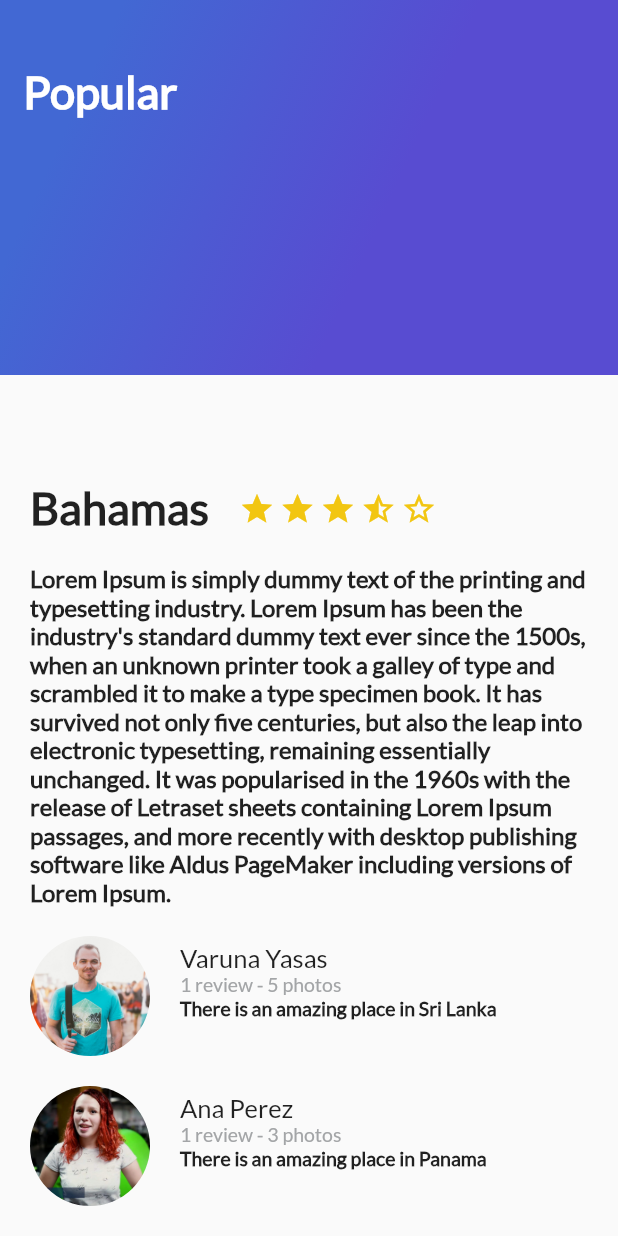
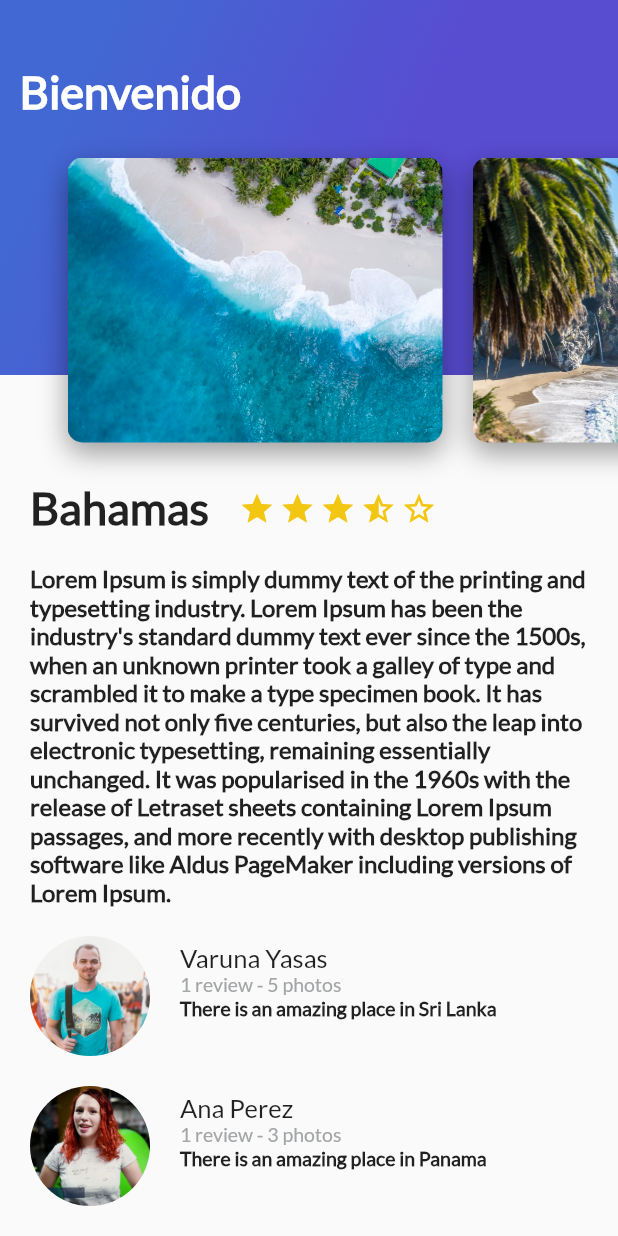
Before and after one commit to edgvac22/practice-flutter-platzi, a Flutter app: the screen it shows after launch, on a phone screen of 412 x 824 dp. Run offline on Flutter 3.47's test engine with Material 2 defaults, Android fonts, the phone set to English and light mode, and no system bars.

Commit message:
header appbar

```diff
--- a/lib/card_image.dart
+++ b/lib/card_image.dart
@@ -1,8 +1,8 @@
 import 'package:flutter/material.dart';
 
 class CardImage extends StatelessWidget {
-  String pathImage = "assets/img/beach.jpeg";
-  CardImage(pathImage, {Key? key}) : super(key: key);
+  String pathImage = "assets/img/river.jpeg";
+  CardImage(this.pathImage, {Key? key}) : super(key: key);
 
   @override
   Widget build(BuildContext context) {
@@ -14,12 +14,13 @@ class CardImage extends StatelessWidget {
       width: 250.0,
       margin: const EdgeInsets.only(
         top: 80.0,
+        bottom: 30.0,
         left: 20.0
       ),
       decoration: BoxDecoration(
         image: DecorationImage(
           fit: BoxFit.cover,
-          image: AssetImage(pathImage)
+            image: AssetImage(pathImage)
         ),
         borderRadius: const BorderRadius.all(Radius.circular(10.0)),
         shape: BoxShape.rectangle,
--- /dev/null
+++ b/lib/card_image_list.dart
@@ -0,0 +1,25 @@
+import 'package:flutter/material.dart';
+import 'card_image.dart';
+
+class CardImageList extends StatelessWidget {
+  @override
+  Widget build(BuildContext context) {
+    // ignore: todo
+    // TODO: implement build
+    return Container(
+      height: 350.0,
+      child: ListView(
+        padding: const EdgeInsets.all(25.0),
+        scrollDirection: Axis.horizontal,
+        children: <Widget>[
+          CardImage("assets/img/beach.jpeg"),
+          CardImage("assets/img/beach_palm.jpeg"),
+          CardImage("assets/img/mountain.jpeg"),
+          CardImage("assets/img/mountain_stars.jpeg"),
+          CardImage("assets/img/river.jpeg"),
+          CardImage("assets/img/sunset.jpeg")
+        ],
+      ),
+    );
+  }
+}
--- /dev/null
+++ b/lib/header_appbar.dart
@@ -0,0 +1,18 @@
+import 'package:flutter/material.dart';
+import 'gradient_back.dart';
+import 'card_image_list.dart';
+
+class HeaderAppbar extends StatelessWidget {
+  @override
+  Widget build(BuildContext context) {
+    // ignore: todo
+    // TODO: implement build
+    return Stack(
+      children: <Widget>[
+        GradientBack("Bienvenido"),
+        CardImageList()
+      ],
+    );
+  }
+
+}
--- a/lib/main.dart
+++ b/lib/main.dart
@@ -2,6 +2,7 @@ import 'package:flutter/material.dart';
 import 'description_place.dart';
 import 'review_list.dart';
 import 'gradient_back.dart';
+import 'header_appbar.dart';
 void main() {
   runApp(MyApp());
 }
@@ -38,7 +39,7 @@ class MyApp extends StatelessWidget {
                 ReviewList()
               ],
             ),
-            GradientBack("Popular")
+            HeaderAppbar()
           ],
         ),
       )
```
